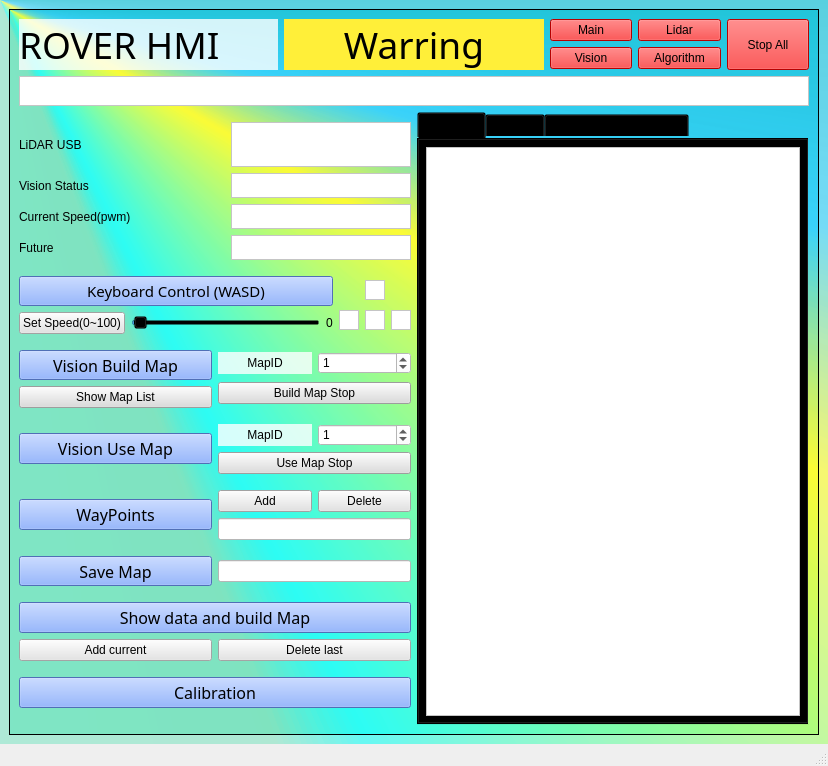
First picture: the form in gui/rover_v3.ui, repository goldmode321/ROVER_Clement_Billy_2019, before the edit.
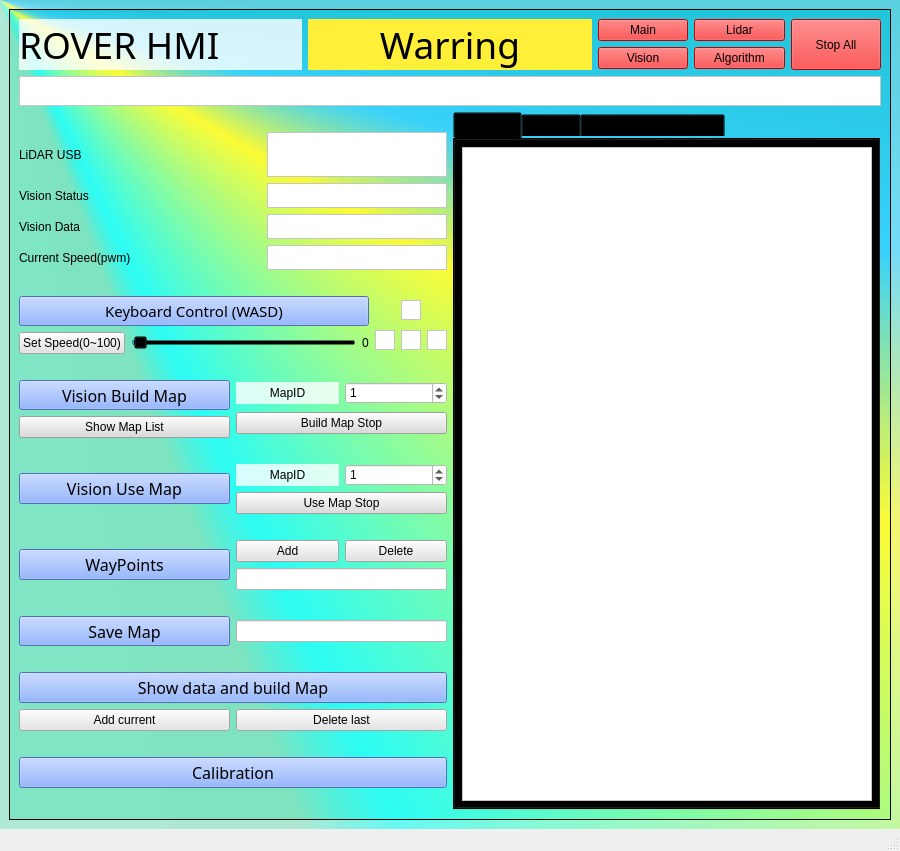
Second picture: the form after the edit. The open tabs and pages were chosen to show the change. Custom widgets are drawn as their Qt base class.

Diff of the .ui file:
```diff
--- a/gui/rover_v3.ui
+++ b/gui/rover_v3.ui
@@ -6,8 +6,8 @@
    <rect>
     <x>0</x>
     <y>0</y>
-    <width>828</width>
-    <height>766</height>
+    <width>900</width>
+    <height>851</height>
    </rect>
   </property>
   <property name="windowTitle">
@@ -37,8 +37,8 @@
         <rect>
          <x>0</x>
          <y>0</y>
-         <width>803</width>
-         <height>733</height>
+         <width>876</width>
+         <height>778</height>
         </rect>
        </property>
        <property name="styleSheet">
@@ -259,6 +259,42 @@
                 </item>
                </layout>
               </item>
+              <item>
+               <layout class="QHBoxLayout" name="horizontalLayout_8">
+                <item>
+                 <widget class="QLabel" name="label_4">
+                  <property name="sizePolicy">
+                   <sizepolicy hsizetype="Preferred" vsizetype="Preferred">
+                    <horstretch>0</horstretch>
+                    <verstretch>0</verstretch>
+                   </sizepolicy>
+                  </property>
+                  <property name="text">
+                   <string>Vision Data</string>
+                  </property>
+                 </widget>
+                </item>
+                <item>
+                 <widget class="QTextEdit" name="VisionData_text">
+                  <property name="sizePolicy">
+                   <sizepolicy hsizetype="Preferred" vsizetype="Preferred">
+                    <horstretch>0</horstretch>
+                    <verstretch>0</verstretch>
+                   </sizepolicy>
+                  </property>
+                  <property name="maximumSize">
+                   <size>
+                    <width>180</width>
+                    <height>25</height>
+                   </size>
+                  </property>
+                  <property name="styleSheet">
+                   <string notr="true">background-color: rgb(255, 255, 255);</string>
+                  </property>
+                 </widget>
+                </item>
+               </layout>
+              </item>
               <item>
                <layout class="QHBoxLayout" name="horizontalLayout_11">
                 <item>
@@ -295,42 +331,6 @@
                 </item>
                </layout>
               </item>
-              <item>
-               <layout class="QHBoxLayout" name="horizontalLayout_8">
-                <item>
-                 <widget class="QLabel" name="label_4">
-                  <property name="sizePolicy">
-                   <sizepolicy hsizetype="Preferred" vsizetype="Preferred">
-                    <horstretch>0</horstretch>
-                    <verstretch>0</verstretch>
-                   </sizepolicy>
-                  </property>
-                  <property name="text">
-                   <string>Future</string>
-                  </property>
-                 </widget>
-                </item>
-                <item>
-                 <widget class="QTextEdit" name="textEdit_2">
-                  <property name="sizePolicy">
-                   <sizepolicy hsizetype="Preferred" vsizetype="Preferred">
-                    <horstretch>0</horstretch>
-                    <verstretch>0</verstretch>
-                   </sizepolicy>
-                  </property>
-                  <property name="maximumSize">
-                   <size>
-                    <width>180</width>
-                    <height>25</height>
-                   </size>
-                  </property>
-                  <property name="styleSheet">
-                   <string notr="true">background-color: rgb(255, 255, 255);</string>
-                  </property>
-                 </widget>
-                </item>
-               </layout>
-              </item>
              </layout>
             </item>
             <item>
@@ -846,6 +846,8 @@
              </layout>
             </item>
             <item>
+             <layout class="QHBoxLayout" name="horizontalLayout_12">
+              <item>
              <widget class="QPushButton" name="CalibrationBtn">
               <property name="minimumSize">
                <size>
@@ -871,6 +873,8 @@
             </item>
            </layout>
           </item>
+           </layout>
+          </item>
           <item>
            <layout class="QHBoxLayout" name="TabLayout">
             <item>
@@ -880,7 +884,7 @@
 border-color: rgb(255, 0, 0);</string>
               </property>
               <property name="currentIndex">
-               <number>1</number>
+               <number>0</number>
               </property>
               <widget class="QWidget" name="Console">
                <attribute name="title">
@@ -934,7 +938,7 @@
     <rect>
      <x>0</x>
      <y>0</y>
-     <width>828</width>
+     <width>900</width>
      <height>25</height>
     </rect>
    </property>
```
Lines whose indentation alone changed are shown as unchanged.
